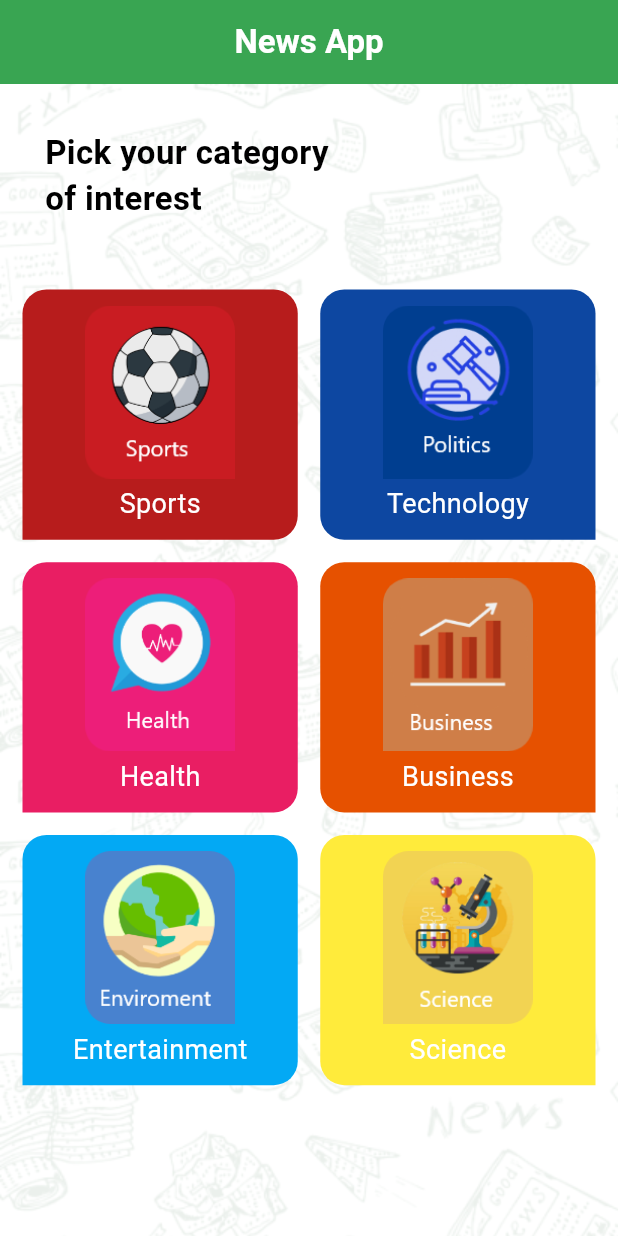
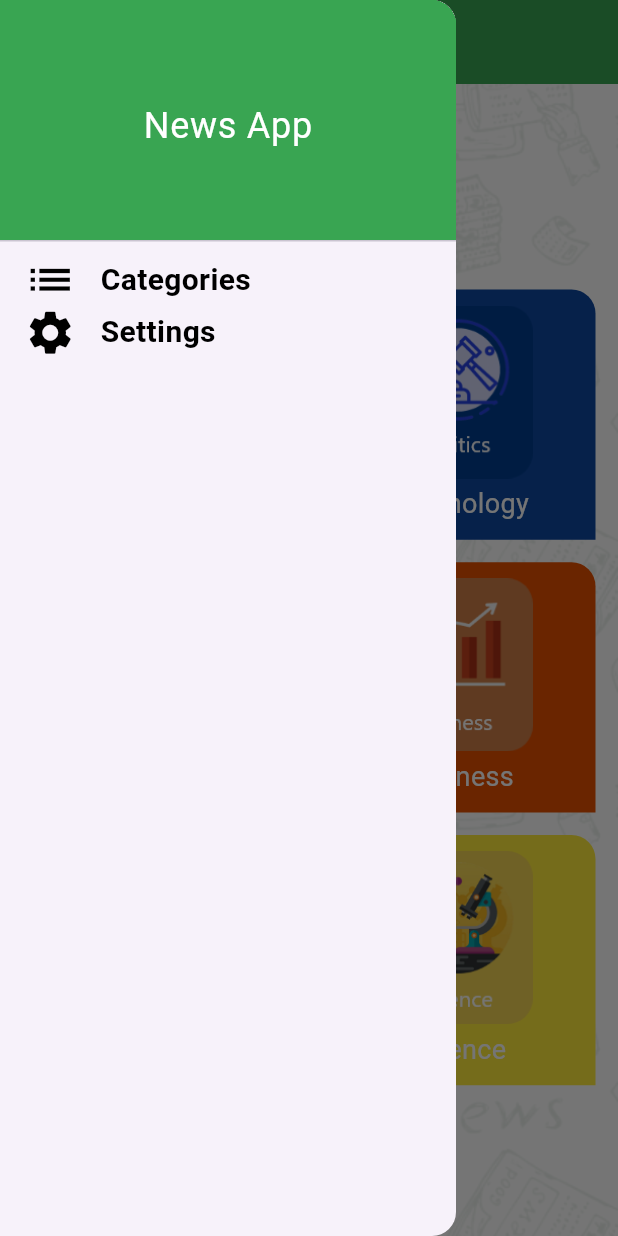
Before and after one commit to 687879897/News-app, a Flutter app: the screen it shows after launch, with the side drawer open (before the commit the screen has no drawer), on a phone screen of 412 x 824 dp. Run offline on Flutter 3.47's test engine with Material 3 defaults, Android fonts, the phone set to English and light mode, and no system bars; our stand-ins replace cached_network_image.

Commit message:
finshis screen home and tab news in styel

```diff
--- a/lib/ui/screens/homescreen/Homescreen.dart
+++ b/lib/ui/screens/homescreen/Homescreen.dart
@@ -1,6 +1,8 @@
+
 import 'package:flutter/material.dart';
 import 'package:news_app/model/catogryesdm.dart';
 import 'package:news_app/ui/screens/homescreen/news/tab-list.dart';
+import 'package:news_app/ui/screens/homescreen/setting/setting_tab.dart';
 
 import 'catgories/catogrie_tab.dart';
 
@@ -14,12 +16,30 @@ class Home extends StatefulWidget {
 }
 
 class _HomeState extends State<Home> {
-  CategoryDM? category;
+ late Widget body;
   String titel = "News App";
+  @override
+  void initState() {
+    // TODO: implement initState
+    body=CategoriesTab(onCategoryClick:onCatogryclick ,);
+  }
 
   @override
   Widget build(BuildContext context) {
-    return Scaffold(
+    return WillPopScope(
+      onWillPop: ()async{
+        if(body is CategoriesTab)
+          return true;
+        else{
+          setState(() {
+            body =CategoriesTab(onCategoryClick: onCatogryclick);
+          });
+          return false;
+        }
+
+      },
+      child: SafeArea(
+        child: Scaffold(
             appBar: AppBar(
               backgroundColor: const Color(0xff39A552),
               title: Text(
@@ -29,6 +49,7 @@ class _HomeState extends State<Home> {
               ),
               centerTitle: true,
             ),
+            drawer: buildDrawer(),
             body: Container(
                 width: double.infinity,
                 height: double.infinity,
@@ -37,16 +58,72 @@ class _HomeState extends State<Home> {
                       image: AssetImage('assets/splash.png'),
                       fit: BoxFit.cover),
                 ),
-            child: category == null
-                ? CategoriesTab(
-                    onCategoryClick: onCatogryclick,
+                child: body
             )
-                : Tablist(sourceid: category!.id)));
+        ),
+      ),
+    );
   }
+
+  buildDrawer() => Drawer(
+    child: Column(
+      crossAxisAlignment: CrossAxisAlignment.stretch,
+      children: [
+         DrawerHeader(
+            decoration: const BoxDecoration(color: Color(0xff39A552)),
+            child: Center(
+                child: Text(
+                  titel,
+                  style: const TextStyle(color: Colors.white, fontSize: 24),
+                ))),
+        buildDrawerRow(Icons.list, "Categories", (){
+          setState(() {
+            body =CategoriesTab(onCategoryClick: onCatogryclick);
+
+
+          });
+          Navigator.pop(context);
+        }),
+        buildDrawerRow(Icons.settings, "Settings", (){
+
+          setState(() {
+            body=Settingtab();
+          });
+          Navigator.pop(context);
+        }),
+      ],
+    ),
+  );
+
+  buildDrawerRow(IconData iconData, String title, Function onClick) => InkWell(
+    onTap: (){
+      onClick();
+    },
+    child: Row(
+      children: [
+        const SizedBox(
+          width: 16,
+        ),
+        Icon(
+          iconData,
+          color: Colors.black,
+          size: 35,
+        ),
+        const SizedBox(
+          width: 16,
+        ),
+        Text(
+          title,
+          style: const TextStyle(
+              color: Colors.black, fontSize: 20, fontWeight: FontWeight.bold),
+        )
+      ],
+    ),
+  );
 
   void onCatogryclick(CategoryDM categoryDM) {
     setState(() {
-      category = categoryDM;
+      body=Tablist(sourceid: categoryDM.id);
       titel = categoryDM.id;
     });
   }
```
Also changed, not shown: lib/ui/screens/homescreen/setting/setting_tab.dart (added, +10 -0 lines). Lines whose indentation alone changed are shown as unchanged.
